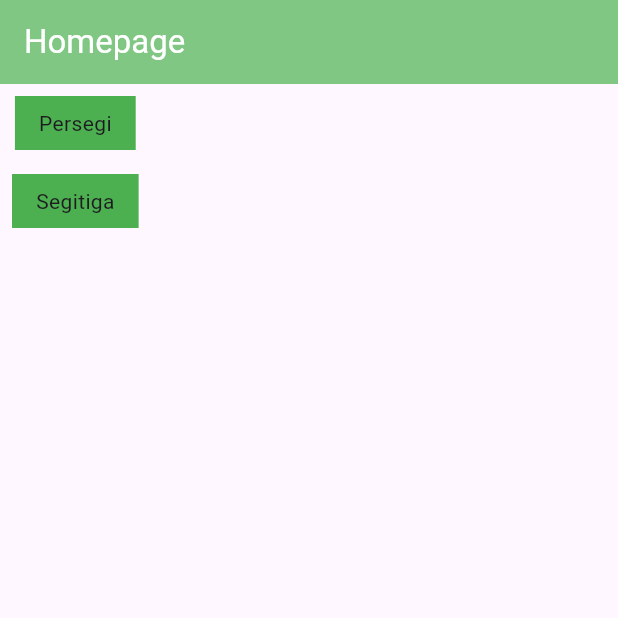
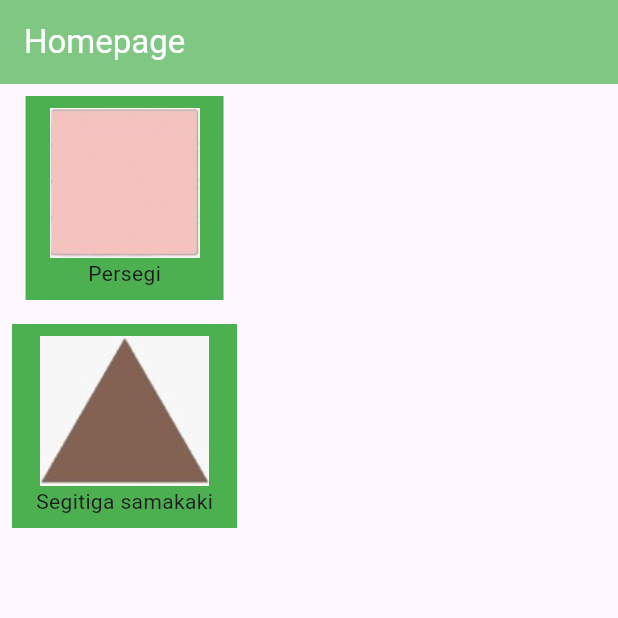
Before and after one commit to YohAns86/bangun_datar, a Flutter app: the screen it shows after launch, on a phone screen of 412 x 824 dp, the top half of it. Run offline on Flutter 3.47's test engine with Material 2 defaults, Android fonts, the phone set to English and light mode, and no system bars.

Commit message:
custom component

```diff
--- a/lib/pages/home_page.dart
+++ b/lib/pages/home_page.dart
@@ -15,24 +15,36 @@
       ),
       body: Column(
         children: [
-          Container(
-            margin: EdgeInsets.all(8),
-            padding: EdgeInsets.symmetric(vertical: 8, horizontal: 16),
-            decoration: BoxDecoration(
-                color: Colors.green
-            ),
-            child: Text("Persegi"),
-          ),
-          Container(
-            margin: EdgeInsets.all(8),
-            padding: EdgeInsets.symmetric(vertical: 8, horizontal: 16),
-            decoration: BoxDecoration(
-                color: Colors.green
-            ),
-            child: Text("Segitiga"),
-          )
+          CustomMenu(imageAssets: "assets/img_4.png",title: "Persegi"),
+          CustomMenu(imageAssets: "assets/img_2.png",title: "Segitiga samakaki"),
         ],
       ),
     );
   }
 }
+
+class CustomMenu extends StatelessWidget {
+  const CustomMenu({
+    super.key, required this.imageAssets, required this.title,
+  });
+  final String imageAssets;
+  final String title;
+
+  @override
+  Widget build(BuildContext context) {
+    return Container(
+      margin: EdgeInsets.all(8),
+      padding: EdgeInsets.symmetric(vertical: 8, horizontal: 16),
+      decoration: BoxDecoration(color: Colors.green),
+      child: Column(
+        children: [
+          Image.asset(
+           imageAssets,
+          height: 100,
+          ),
+          Text(title),
+        ],
+      ),
+    );
+  }
+}
--- a/pubspec.yaml
+++ b/pubspec.yaml
@@ -59,7 +59,8 @@
   uses-material-design: true
 
   # To add assets to your application, add an assets section, like this:
-  # assets:
+  assets:
+    - assets/
   #   - images/a_dot_burr.jpeg
   #   - images/a_dot_ham.jpeg
 
```
Also changed, not shown: assets/img.png (added), assets/img_1.png (added), assets/img_2.png (added), assets/img_3.png (added), assets/img_4.png (added).
